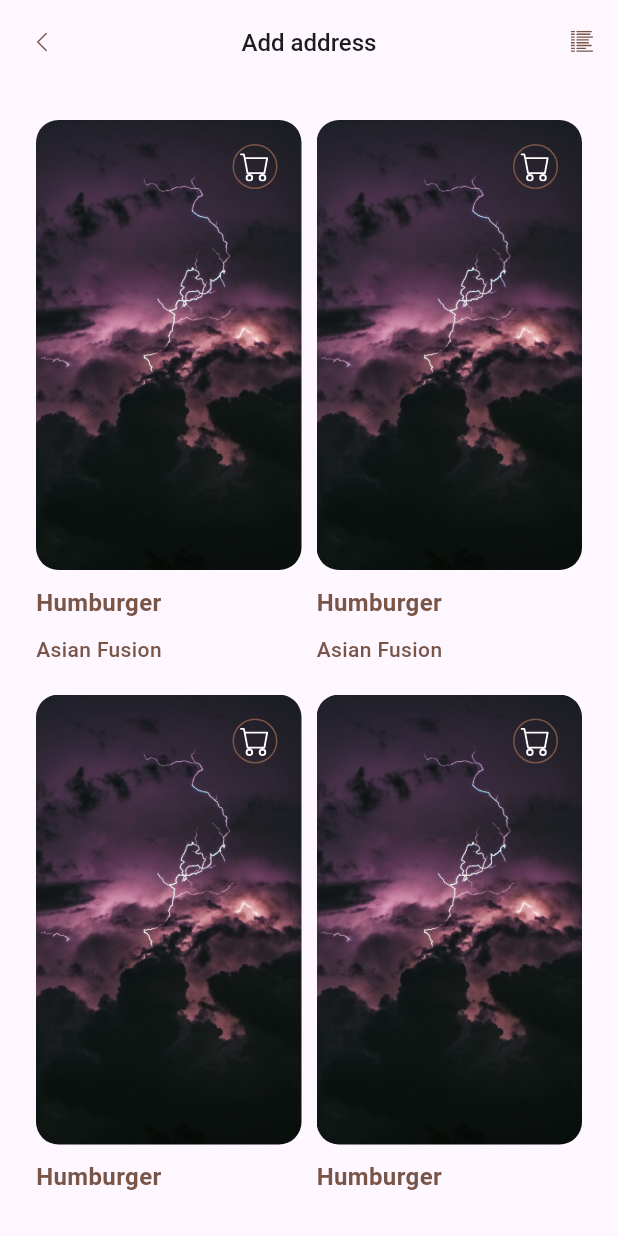
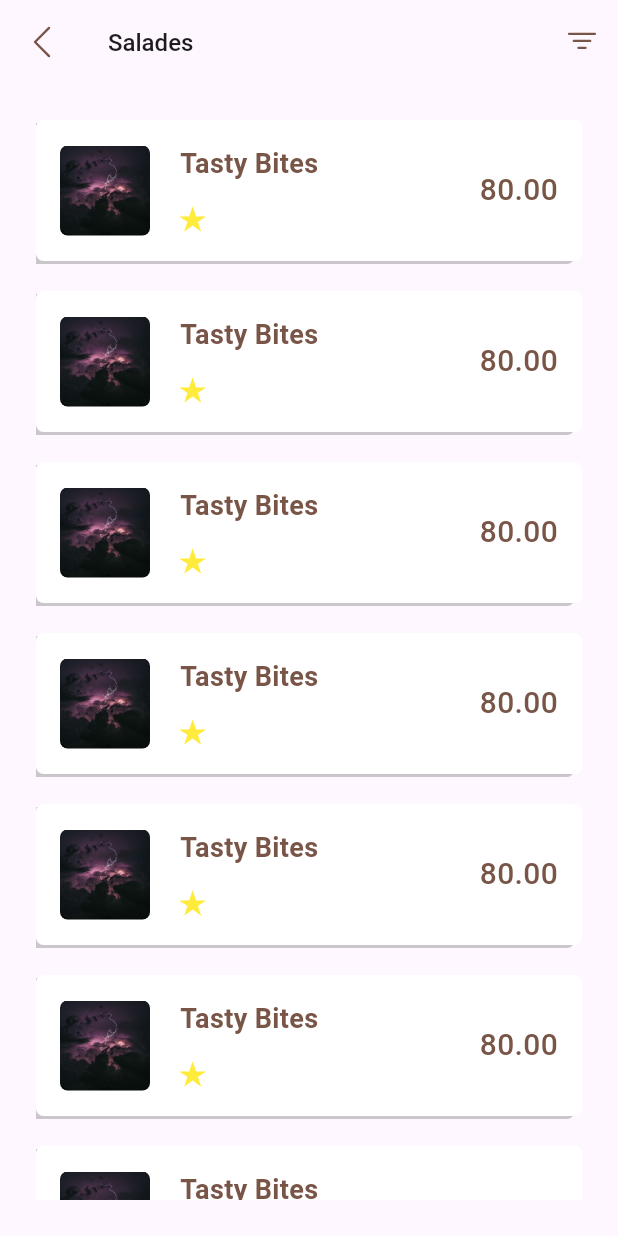
Before and after one commit to hafedh049/restaurant_management, a Flutter app: the ProductCategory screen opened directly, on a phone screen of 412 x 824 dp. Run offline on Flutter 3.47's test engine with Material 3 defaults, Android fonts, the light colour scheme and no system bars; our stand-ins replace firebase_core, flutter_animate, hive, icons_plus, intl_phone_number_input, lottie and 1 more; accounts and stored records are empty; network calls fail.

Commit message:
ModifiedM lib/views/product_category.dart

```diff
--- a/lib/views/product_category.dart
+++ b/lib/views/product_category.dart
@@ -1,3 +1,5 @@
+import 'dart:math';
+
 import 'package:flutter/material.dart';
 import 'package:icons_plus/icons_plus.dart';
 import 'package:restaurant_management/views/orders_login.dart';
@@ -5,6 +7,7 @@ import 'package:restaurant_management/views/product.dart';
 
 import '../utils/callbacks.dart';
 import '../utils/globals.dart';
+import '../utils/helpers/product_tile.dart';
 
 class ProductCategory extends StatefulWidget {
   const ProductCategory({super.key});
@@ -14,6 +17,8 @@ class ProductCategory extends StatefulWidget {
 }
 
 class _ProductCategoryState extends State<ProductCategory> {
+  final GlobalKey<State> _filterKey = GlobalKey<State>();
+  bool _shape = false;
   void _openSearch() {
     showModalBottomSheet(
       context: context,
@@ -44,12 +49,18 @@ class _ProductCategoryState extends State<ProductCategory> {
                 IconButton(
                   onPressed: () {
                     Navigator.pop(context);
+                    if (_shape) {
+                      _filterKey.currentState!.setState(() => _shape = false);
+                    }
                   },
                   icon: const Icon(Bootstrap.list_ul, size: 15, color: brown),
                 ),
                 IconButton(
                   onPressed: () {
                     Navigator.pop(context);
+                    if (!_shape) {
+                      _filterKey.currentState!.setState(() => _shape = true);
+                    }
                   },
                   icon: const Icon(Bootstrap.grid_3x3_gap_fill, size: 15, color: brown),
                 ),
@@ -67,23 +78,39 @@ class _ProductCategoryState extends State<ProductCategory> {
       appBar: AppBar(
         leading: IconButton(
           onPressed: () => Navigator.pop(context),
-          icon: const Icon(Bootstrap.chevron_left, size: 15, color: brown),
+          icon: const Icon(Bootstrap.chevron_left, size: 25, color: brown),
         ),
-        title: const Text("Add address", style: TextStyle(fontSize: 16, fontWeight: FontWeight.w500)),
-        centerTitle: true,
+        title: const Text("Salades", style: TextStyle(fontSize: 16, fontWeight: FontWeight.w500)),
         actions: <Widget>[
           IconButton(
             onPressed: _openSearch,
-            icon: const Icon(Bootstrap.list_columns_reverse, size: 15, color: brown),
+            icon: const Icon(Bootstrap.filter, size: 25, color: brown),
           ),
         ],
       ),
       body: Padding(
         padding: const EdgeInsets.all(24),
         child: StatefulBuilder(
+          key: _filterKey,
           builder: (BuildContext context, void Function(void Function()) _) {
             final List<List<int>> pieces = spread(20);
-            return ListView.separated(
+            return !_shape
+                ? ListView.separated(
+                    itemCount: 20,
+                    separatorBuilder: (BuildContext context, int index) => const SizedBox(height: 20),
+                    itemBuilder: (BuildContext context, int index) => ProductTile(
+                      data: <String, dynamic>{
+                        "picture": "assets/pictures/5.jpg",
+                        "title": "Tasty Bites",
+                        "rating": "✭" * (Random().nextInt(5) + 1),
+                        "price": "${Random().nextInt(90) + 10}.00",
+                      },
+                      callback: () {
+                        Navigator.push(context, MaterialPageRoute(builder: (context) => const Product(data: <String, dynamic>{})));
+                      },
+                    ),
+                  )
+                : ListView.separated(
                     shrinkWrap: true,
                     itemBuilder: (BuildContext context, int index) => Row(
                       children: <Widget>[
@@ -111,7 +138,7 @@ class _ProductCategoryState extends State<ProductCategory> {
                                       highlightColor: transparent,
                                       child: Container(
                                         padding: const EdgeInsets.all(4),
-                                  decoration: BoxDecoration(shape: BoxShape.circle, border: Border.all(color: brown)),
+                                        decoration: const BoxDecoration(shape: BoxShape.circle, color: brown),
                                         child: const Icon(Bootstrap.cart, size: 20, color: white),
                                       ),
                                     ),
```
Lines whose indentation alone changed are shown as unchanged.
